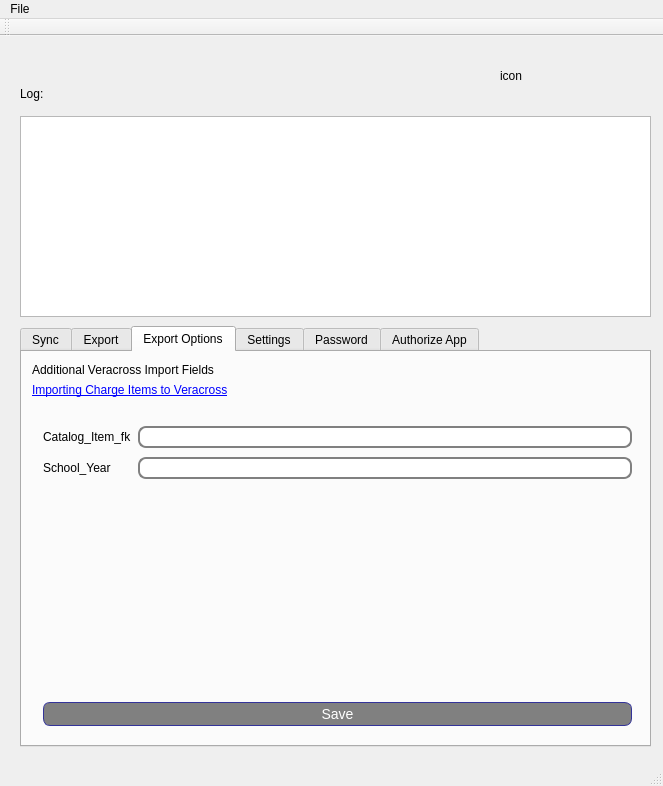
Above: qt-lightspeed-pos-vc-connector/mainwindow.ui from beckf/lightspeed-vc-connector before the change. Below: the same form after it.
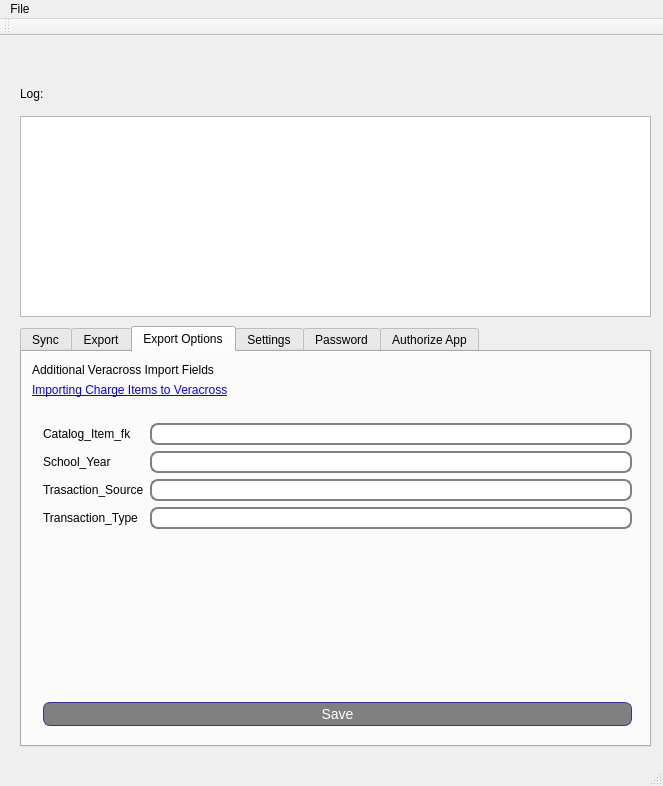
That is the form after the change.

Commit message: ui updates and vc export updates

The edit to the form file:
```diff
--- a/qt-lightspeed-pos-vc-connector/mainwindow.ui
+++ b/qt-lightspeed-pos-vc-connector/mainwindow.ui
@@ -442,7 +442,7 @@
         <x>10</x>
         <y>60</y>
         <width>611</width>
-        <height>81</height>
+        <height>128</height>
        </rect>
       </property>
       <layout class="QGridLayout" name="gridLayout_5">
@@ -466,6 +466,26 @@
        <item row="1" column="1">
         <widget class="QLineEdit" name="txt_ExportOptionsSchoolYear"/>
        </item>
+       <item row="2" column="1">
+        <widget class="QLineEdit" name="txt_ExportOptionsTransactionSource"/>
+       </item>
+       <item row="3" column="1">
+        <widget class="QLineEdit" name="txt_ExportOptionsTransactionType"/>
+       </item>
+       <item row="2" column="0">
+        <widget class="QLabel" name="label_24">
+         <property name="text">
+          <string>Trasaction_Source</string>
+         </property>
+        </widget>
+       </item>
+       <item row="3" column="0">
+        <widget class="QLabel" name="label_25">
+         <property name="text">
+          <string>Transaction_Type</string>
+         </property>
+        </widget>
+       </item>
       </layout>
      </widget>
      <widget class="QLabel" name="label_23">
@@ -822,16 +842,20 @@
    <widget class="QLabel" name="lbl_Icon">
     <property name="geometry">
      <rect>
-      <x>500</x>
+      <x>150</x>
       <y>10</y>
-      <width>150</width>
-      <height>59</height>
+      <width>500</width>
+      <height>380</height>
      </rect>
     </property>
     <property name="text">
      <string>icon</string>
     </property>
    </widget>
+   <zorder>lbl_Icon</zorder>
+   <zorder>lbl_SyncLog</zorder>
+   <zorder>tabs</zorder>
+   <zorder>txtb_SyncLog</zorder>
   </widget>
   <widget class="QToolBar" name="mainToolBar">
    <attribute name="toolBarArea">
```
The commit also changes 8 other files.
